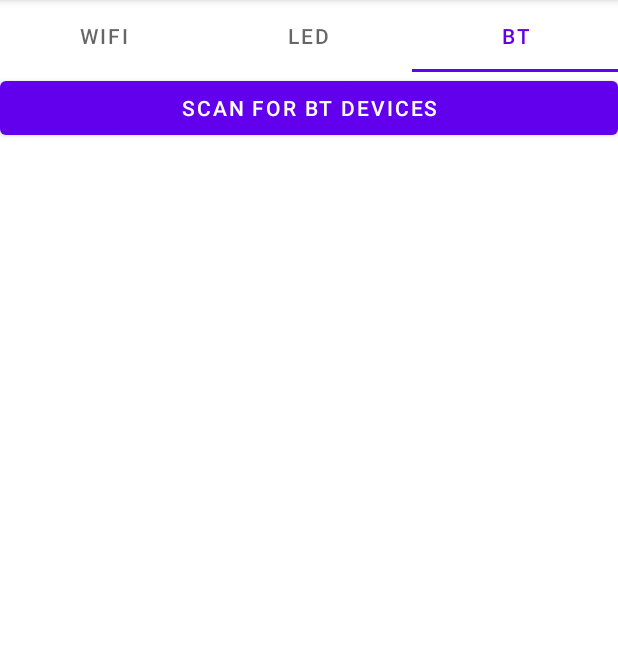
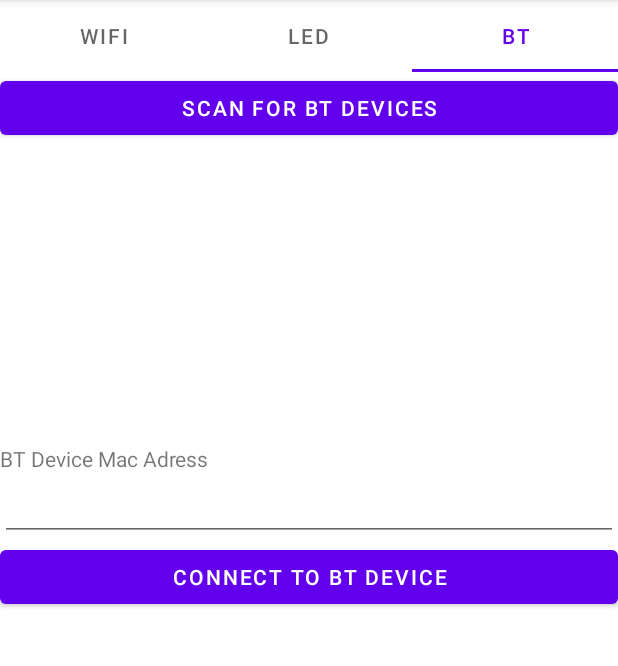
Before and after one commit to youseetoo/uc2-control-android, an Android app: the screen it shows after launch (MainActivity), tab 3 chosen, on a phone screen of 412 x 824 dp, the part 84-750 px from its top. Run offline under Robolectric (Android 15) with nearby library versions, the phone set to English and light mode, and no system bars; our stand-ins replace Dagger/Hilt's generated code, data binding; 4 statements that could not run were skipped.

Commit message:
add bt connect

```diff
--- a/app/src/main/java/com/api/ApiService.java
+++ b/app/src/main/java/com/api/ApiService.java
@@ -3,10 +3,13 @@ package com.api;
 import com.api.response.BtScanItem;
 import com.api.response.LedArrRequest;
 import com.api.response.LedArrResponse;
+import com.api.response.MacRequest;
 import com.api.response.WifiConnectRequest;
 
 import retrofit2.Call;
 import retrofit2.http.Body;
+import retrofit2.http.Field;
+import retrofit2.http.FormUrlEncoded;
 import retrofit2.http.GET;
 import retrofit2.http.HTTP;
 import retrofit2.http.Headers;
@@ -36,4 +39,7 @@ public interface ApiService {
     @GET("/bt_scan")
     Call<BtScanItem[]> scanForBtDevices();
 
+    @POST("/bt_connect")
+    Call<Void>connectToBtDevice(@Body MacRequest mac);
+
 }
--- a/app/src/main/java/com/api/RestClient.java
+++ b/app/src/main/java/com/api/RestClient.java
@@ -4,6 +4,7 @@ import android.util.Log;
 
 import com.api.response.BtScanItem;
 import com.api.response.LedArrRequest;
+import com.api.response.MacRequest;
 import com.api.response.WifiConnectRequest;
 
 public class RestClient {
@@ -48,4 +49,9 @@ public class RestClient {
     {
         apiService.scanForBtDevices().enqueue(new ApiServiceCallbackAdapter<>(callback));
     }
+
+    public void connectToBtDevice(MacRequest mac, ApiServiceCallback<Void> callback)
+    {
+        apiService.connectToBtDevice(mac).enqueue(new ApiServiceCallbackAdapter<>(callback));
+    }
 }
--- /dev/null
+++ b/app/src/main/java/com/api/response/MacRequest.java
@@ -0,0 +1,5 @@
+package com.api.response;
+
+public class MacRequest {
+    public String mac;
+}
--- a/app/src/main/res/layout/fragment_blue_tooth.xml
+++ b/app/src/main/res/layout/fragment_blue_tooth.xml
@@ -27,6 +27,27 @@
                 android:id="@+id/listView_btdevices"
                 android:layout_width="match_parent"
                 android:layout_height="200dp" />
+
+            <TextView
+                android:id="@+id/textView"
+                android:layout_width="match_parent"
+                android:layout_height="wrap_content"
+                android:text="BT Device Mac Adress" />
+
+            <EditText
+                android:id="@+id/editText_mac"
+                android:layout_width="match_parent"
+                android:layout_height="wrap_content"
+                android:ems="10"
+                android:inputType="text"
+                android:text="@={btmodel.macAdress}" />
+
+            <Button
+                android:id="@+id/button_connectToBtDevice"
+                android:layout_width="match_parent"
+                android:layout_height="wrap_content"
+                android:text="Connect to BT Device"
+                android:onClick="@{()->btmodel.connectToBTDevice()}"/>
         </LinearLayout>
 
     </ScrollView>
```
Also changed, not shown: app/src/main/java/com/uc2control/BlueToothFragment.java (+13 -0 lines), app/src/main/java/com/uc2control/BlueToothModel.java (+29 -0 lines), app/src/main/res/layout/simple_bt_item.xml (+16 -3 lines).
